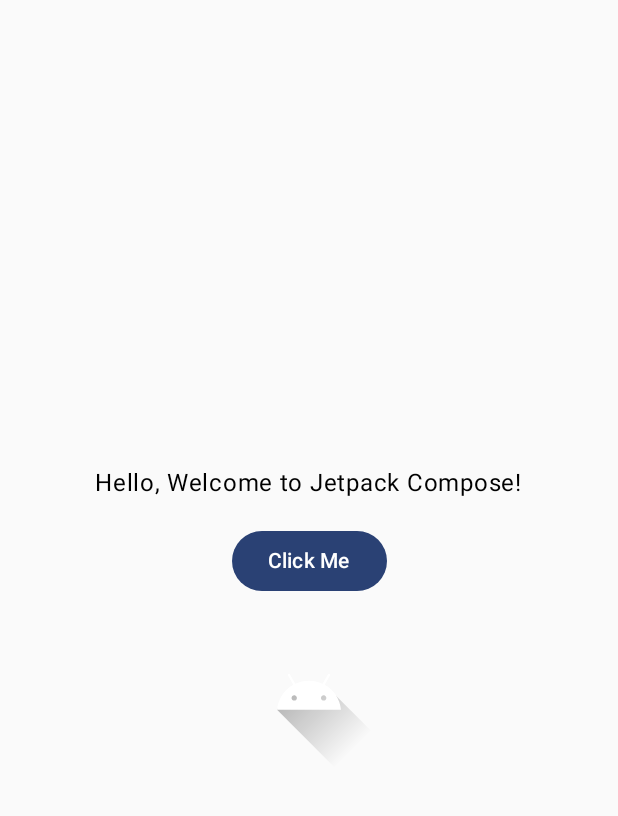
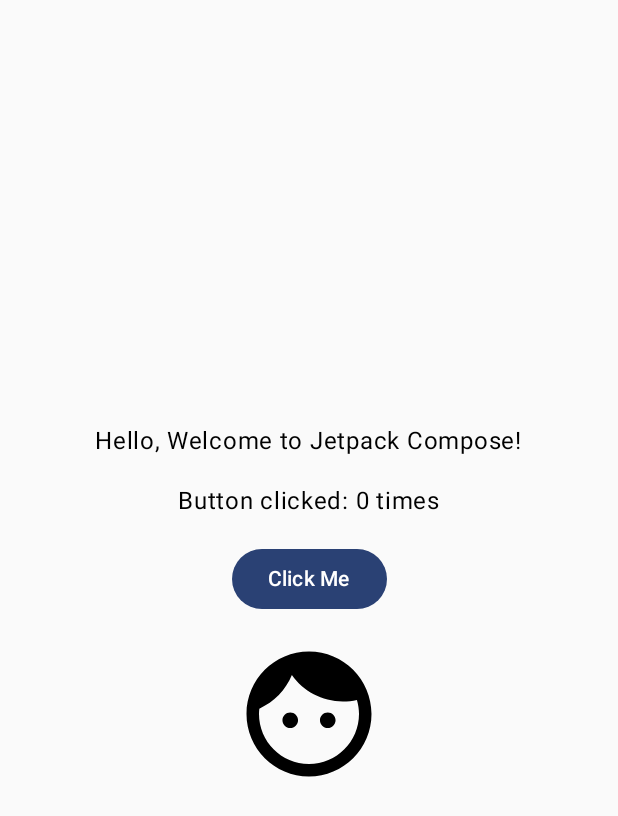
Before and after one commit to patrycjasawicka/ShowcaseAndroidApp, an Android app built with Jetpack Compose: the screen it shows after launch (MainActivity), on a phone screen of 412 x 824 dp. Shown: the top 816 px of the screen. Run offline under Robolectric (Android 15) with nearby library versions, the phone set to English and light mode, and no system bars.

Commit message:
Added recomposition example

```diff
--- a/app/src/main/java/com/example/showcaseapplication/MainActivity.kt
+++ b/app/src/main/java/com/example/showcaseapplication/MainActivity.kt
@@ -12,13 +12,20 @@ import androidx.compose.foundation.layout.fillMaxSize
 import androidx.compose.foundation.layout.height
 import androidx.compose.foundation.layout.padding
 import androidx.compose.foundation.layout.size
+import androidx.compose.material.icons.Icons
+import androidx.compose.material.icons.filled.Face
 import androidx.compose.material3.Button
 import androidx.compose.material3.Text
 import androidx.compose.runtime.Composable
+import androidx.compose.runtime.getValue
+import androidx.compose.runtime.mutableStateOf
+import androidx.compose.runtime.remember
+import androidx.compose.runtime.setValue
 import androidx.compose.ui.Alignment
 import androidx.compose.ui.Modifier
 import androidx.compose.ui.graphics.Color
 import androidx.compose.ui.res.painterResource
+import androidx.compose.ui.tooling.preview.Preview
 import androidx.compose.ui.unit.dp
 import com.example.showcaseapplication.ui.theme.ShowcaseApplicationTheme
 
@@ -28,17 +35,21 @@ class MainActivity : ComponentActivity() {
         enableEdgeToEdge()
         setContent {
             ShowcaseApplicationTheme {
-                GreetingScreen()
+                StateHolder()
             }
         }
     }
 }
 
 @Composable
-fun GreetingScreen() {
-    // TODO: Wyświetl listę elementów pod obrazkiem
-    val items = listOf("Alice", "Bob", "Charlie", "Diana", "Ethan")
+fun StateHolder() {
+    var counter by remember { mutableStateOf(0) }
 
+    GreetingScreen(counter = counter, onIncrement = { counter++ })
+}
+
+@Composable
+fun GreetingScreen(counter: Int, onIncrement: () -> Unit) {
     Column(
         modifier = Modifier
             .fillMaxSize()
@@ -50,16 +61,28 @@ fun GreetingScreen() {
 
         Spacer(modifier = Modifier.height(16.dp))
 
-        Button(onClick = { }) {
+        Text(text = "Button clicked: $counter times", color = Color.Black)
+
+        Spacer(modifier = Modifier.height(16.dp))
+
+        Button(onClick = { onIncrement() }) {
             Text(text = "Click Me")
         }
 
         Spacer(modifier = Modifier.height(16.dp))
 
         Image(
-            painter = painterResource(id = R.drawable.ic_launcher_foreground),
+            imageVector = Icons.Default.Face,
             contentDescription = "Sample Image",
             modifier = Modifier.size(100.dp)
         )
+
+        Spacer(modifier = Modifier.height(16.dp))
     }
 }
+
+@Preview(showBackground = true)
+@Composable
+fun PreviewRecompositionDemoScreen() {
+    StateHolder()
+}
```
